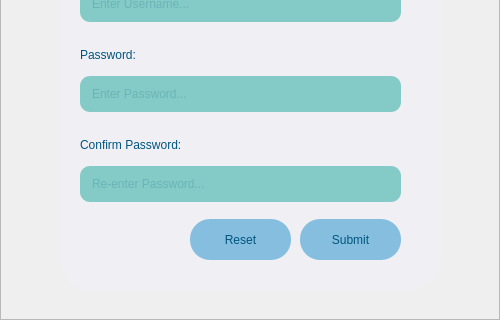
The window that signup.ui (ashmitiscool/Theatre-Management) describes before a commit, drawn with Qt 5; both pictures show x 0 to 500 and y 261 to 581 of the 500 by 581 pixel window.
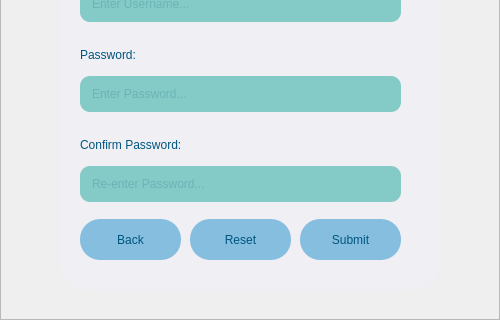
The same window after the commit.

```diff
--- a/signup.ui
+++ b/signup.ui
@@ -339,6 +339,36 @@
       </item>
      </layout>
     </widget>
+    <widget class="QPushButton" name="pushButton_3">
+     <property name="geometry">
+      <rect>
+       <x>20</x>
+       <y>330</y>
+       <width>101</width>
+       <height>41</height>
+      </rect>
+     </property>
+     <property name="styleSheet">
+      <string notr="true">QPushButton{
+	border:none;
+	border-radius:20px;
+	font: 10pt &quot;Nasalization Rg&quot;;
+	color: rgba(0, 85, 127, 255);
+	background-color: rgba(111, 180, 217, 210);
+}
+
+QPushButton:focus{
+	background-color: rgba(111, 180, 217, 150);
+}
+
+QPushButton:hover{
+	background-color: rgba(111, 180, 217, 250);
+}</string>
+     </property>
+     <property name="text">
+      <string>Back</string>
+     </property>
+    </widget>
    </widget>
    <zorder>input</zorder>
    <zorder>logo</zorder>
```
